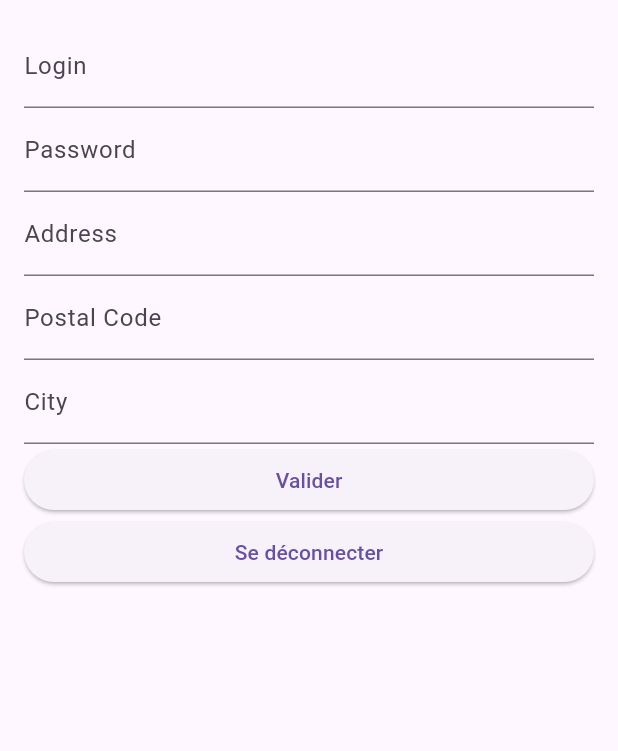
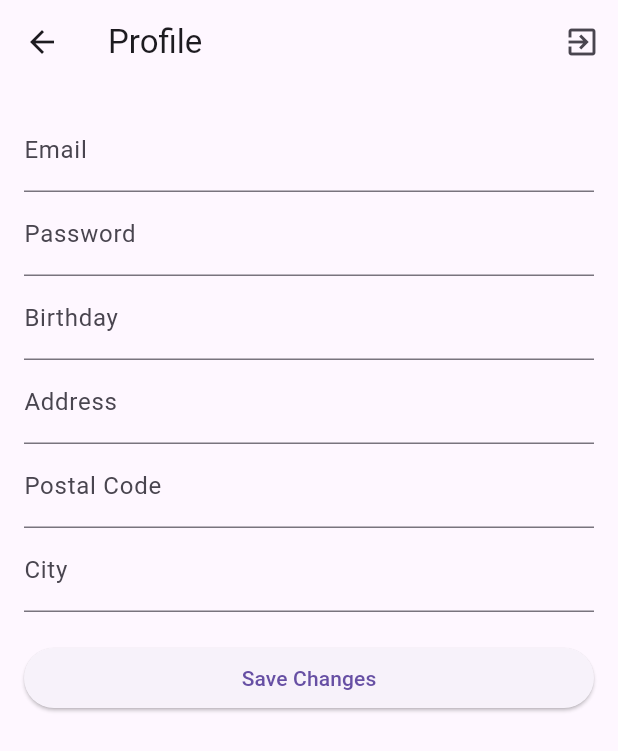
Before and after one commit to sofidark321/clothing_store, a Flutter app: the ProfileScreen screen opened directly, on a phone screen of 412 x 824 dp. Shown: the top 751 px of the screen. Run offline on Flutter 3.47's test engine with Material 3 defaults, Android fonts, the phone set to English and light mode, and no system bars; our stand-ins replace cloud_firestore, firebase_core; accounts and stored records are empty.

Commit message:
home/cart/profile

```diff
--- a/lib/models/user.dart
+++ b/lib/models/user.dart
@@ -1,5 +1,6 @@
 class UserModel {
-  final String login;
+  String? id;
+  String login;
   String password;
   DateTime? birthday;
   String? address;
@@ -13,6 +14,7 @@ class UserModel {
     this.address,
     this.postalCode,
     this.city,
+    this.id,
   });
 
   Map<String, dynamic> toMap() {
@@ -23,6 +25,7 @@ class UserModel {
       'address': address,
       'postalCode': postalCode,
       'city': city,
+      'id': id,
     };
   }
 
@@ -34,6 +37,7 @@ class UserModel {
       address: map['address'],
       postalCode: map['postalCode'],
       city: map['city'],
+      id: map['id'],
     );
   }
 }
--- a/lib/screens/profile_screen.dart
+++ b/lib/screens/profile_screen.dart
@@ -1,6 +1,8 @@
 import 'package:clothing_store/models/user.dart';
 import 'package:clothing_store/screens/login_screen.dart';
 import 'package:flutter/material.dart';
+import 'package:cloud_firestore/cloud_firestore.dart';
+import 'package:intl/intl.dart';
 
 class ProfileScreen extends StatefulWidget {
   const ProfileScreen({super.key});
@@ -11,22 +13,93 @@ class ProfileScreen extends StatefulWidget {
 
 class _ProfileScreenState extends State<ProfileScreen> {
   final _formKey = GlobalKey<FormState>();
-  late UserModel user;
+  UserModel user = UserModel(
+    login: '',
+    password: '',
+  );
+  bool _isLoading = true;
+
+  // Date formatter
+  final DateFormat _dateFormatter = DateFormat('dd/MM/yyyy');
+
+  String formatBirthday(DateTime? date) {
+    if (date == null) return '';
+    return _dateFormatter.format(date);
+  }
 
   @override
   void initState() {
     super.initState();
-    // Load user data
     _loadUserData();
   }
 
   Future<void> _loadUserData() async {
-    // Implement user data loading from Firestore
+    try {
+      final userDoc = await FirebaseFirestore.instance
+          .collection('users')
+          .doc('n17mXEVPe9NBOz6J5tYZ')
+          .get();
+
+      if (userDoc.exists) {
+        final data = userDoc.data()!;
+        // Convert Timestamp to DateTime
+        DateTime? birthDate;
+        if (data['birthday'] != null) {
+          if (data['birthday'] is Timestamp) {
+            birthDate = (data['birthday'] as Timestamp).toDate();
+          } else if (data['birthday'] is String) {
+            try {
+              birthDate = DateFormat('dd/MM/yyyy').parse(data['birthday']);
+            } catch (e) {
+              print('Error parsing date: $e');
+            }
+          }
+        }
+
+        setState(() {
+          user = UserModel(
+            login: data['login'] ?? '',
+            password: data['password'] ?? '',
+            address: data['adresse'] ?? '',
+            postalCode: data['postalCode'] ?? '',
+            city: data['city'] ?? '',
+            birthday: birthDate,
+          );
+          _isLoading = false;
+        });
+      }
+    } catch (e) {
+      ScaffoldMessenger.of(context).showSnackBar(
+        SnackBar(content: Text('Error loading profile: $e')),
+      );
+    }
   }
 
   Future<void> _saveProfile() async {
     if (_formKey.currentState!.validate()) {
-      // Save to Firestore
+      try {
+        final Map<String, dynamic> updateData = {
+          'login': user.login,
+          'password': user.password,
+          'birthday':Timestamp.fromDate(user.birthday!),
+          'adresse': user.address,
+          'postalCode': user.postalCode,
+          'city': user.city,
+        };
+
+        await FirebaseFirestore.instance
+            .collection('users')
+            .doc('n17mXEVPe9NBOz6J5tYZ')
+            .update(updateData);
+
+        ScaffoldMessenger.of(context).showSnackBar(
+          const SnackBar(content: Text('Profile saved successfully!')),
+        );
+      } catch (e) {
+        ScaffoldMessenger.of(context).showSnackBar(
+          SnackBar(content: Text('Error saving profile: $e')),
+        );
+      }
     }
   }
 
@@ -39,7 +112,18 @@ class _ProfileScreenState extends State<ProfileScreen> {
   @override
   Widget build(BuildContext context) {
     return Scaffold(
-      body: Form(
+      appBar: AppBar(
+        title: const Text('Profile'),
+        actions: [
+          IconButton(
+            icon: const Icon(Icons.exit_to_app),
+            onPressed: _logout,
+          ),
+        ],
+        ),
+      body: _isLoading
+          ? const Center(child: CircularProgressIndicator())
+          : Form(
           key: _formKey,
           child: ListView(
             padding: const EdgeInsets.all(16.0),
@@ -47,37 +131,46 @@ class _ProfileScreenState extends State<ProfileScreen> {
               TextFormField(
                 initialValue: user.login,
                 readOnly: true,
-              decoration: const InputDecoration(labelText: 'Login'),
+                decoration: const InputDecoration(labelText: 'Email'),
               ),
               TextFormField(
                 initialValue: user.password,
                 obscureText: true,
                 decoration: const InputDecoration(labelText: 'Password'),
+                onChanged: (value) => user.password = value,
+              ),
+              TextFormField(
+                initialValue: formatBirthday(user.birthday),
+                decoration: const InputDecoration(labelText: 'Birthday'),
+                onChanged: (value) => user.birthday = DateFormat('dd/MM/yyyy').parse(value),
               ),
               TextFormField(
                 initialValue: user.address,
                 decoration: const InputDecoration(labelText: 'Address'),
+                onChanged: (value) => user.address = value,
               ),
               TextFormField(
                 initialValue: user.postalCode,
                 keyboardType: TextInputType.number,
                 decoration: const InputDecoration(labelText: 'Postal Code'),
+                onChanged: (value) => user.postalCode = value,
               ),
               TextFormField(
                 initialValue: user.city,
                 decoration: const InputDecoration(labelText: 'City'),
+                onChanged: (value) => user.city = value,
               ),
+              const SizedBox(height: 20),
               ElevatedButton(
-              onPressed: _saveProfile,
-              child: const Text('Valider'),
-            ),
-            ElevatedButton(
-              onPressed: _logout,
-              child: const Text('Se déconnecter'),
+                onPressed: () async {
+                  _saveProfile;
+                },
+                child: const Text('Save Changes'),
               ),
             ],
           ),
         ),
+
     );
   }
 }
--- a/pubspec.yaml
+++ b/pubspec.yaml
@@ -39,7 +39,7 @@ dependencies:
   firebase_auth: ^5.3.4
   cloud_firestore: ^5.5.1
   provider: ^6.1.2
-
+  intl: ^0.17.0
 dev_dependencies:
   flutter_test:
     sdk: flutter
```
Also changed, not shown: lib/main.dart (+7 -1 lines), lib/models/clothing.dart (+7 -7 lines), firebase.json, lib/firebase_options.dart (added), pubspec.lock, 4 other files. Lines whose indentation alone changed are shown as unchanged.
